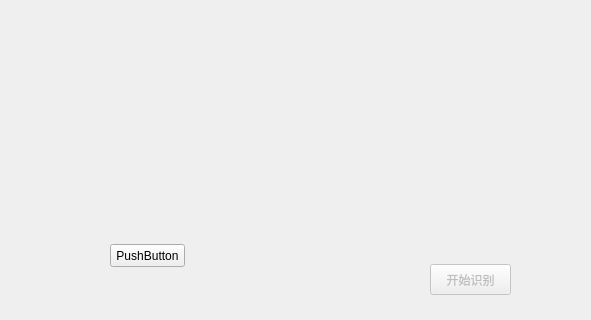
First picture: the form in mainwindow.ui, repository zsmfashi/NSIR-18.10.23, before the edit; both pictures show x 0 to 591 and y 366 to 686 of the 950 by 686 pixel window.
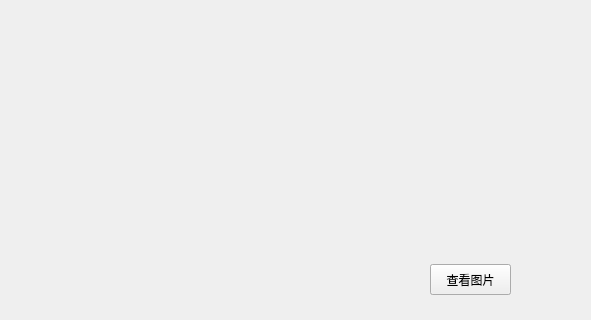
Second picture: the form after the edit.

```diff
--- a/mainwindow.ui
+++ b/mainwindow.ui
@@ -46,17 +46,20 @@
      <string>开始识别</string>
     </property>
    </widget>
-   <widget class="QPushButton" name="pushButton">
+   <widget class="QPushButton" name="Check_Button">
+    <property name="enabled">
+     <bool>true</bool>
+    </property>
     <property name="geometry">
      <rect>
-      <x>110</x>
-      <y>610</y>
-      <width>75</width>
-      <height>23</height>
+      <x>430</x>
+      <y>630</y>
+      <width>81</width>
+      <height>31</height>
      </rect>
     </property>
     <property name="text">
-     <string>PushButton</string>
+     <string>查看图片</string>
     </property>
    </widget>
   </widget>
```
